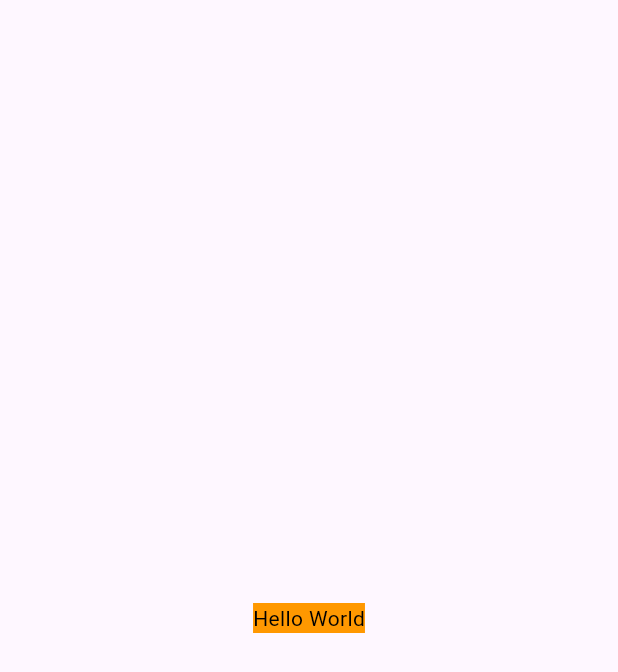
After one commit to ekansh0unofficial/LearnFlutter, a Flutter app: the screen it shows after launch, on a phone screen of 412 x 824 dp. The commit adds this screen. Shown: the top 672 px of the screen. Run offline on Flutter 3.47's test engine with Material 3 defaults, Android fonts, the phone set to English and light mode, and no system bars.

Commit message:
Day1.2 -flutter

```diff
--- /dev/null
+++ b/lib/homepage.dart
@@ -0,0 +1,19 @@
+// ignore_for_file: annotate_overrides, use_key_in_widget_constructors, prefer_const_constructors
+
+import 'package:flutter/material.dart';
+
+class Homepage extends StatelessWidget {
+  @override
+  Widget build(BuildContext context) {
+    return Material(
+        child: Center(
+            child: Container(
+                color: Colors.orange,
+                child: Text('Hello World',
+                    style: TextStyle(color: Colors.black)
+                  )
+                )
+              )
+            );
+  }
+}
--- a/lib/main.dart
+++ b/lib/main.dart
@@ -1,6 +1,7 @@
 // ignore_for_file: use_key_in_widget_constructors, prefer_const_constructors
 
 import 'package:flutter/material.dart';
+import 'package:flutter_dart/homepage.dart';
 
 void main() {
   runApp(MyApp());
@@ -11,16 +12,11 @@ class MyApp extends StatelessWidget{
   @override
   Widget build(BuildContext context){
     return MaterialApp(
-       home: Material(
-        child : Center(
-          child: Container(
-            color: Colors.orange,
-            child :Text('Hello World' , style : TextStyle(color: Colors.black))
-          )
-        )
-       )
+       home: Homepage()
     );
   }
 }
 
 //understand Widgets as tree of composables
+//the above homepage content is preferablly written in seprate document
+//replace the code with class Homepage
```
